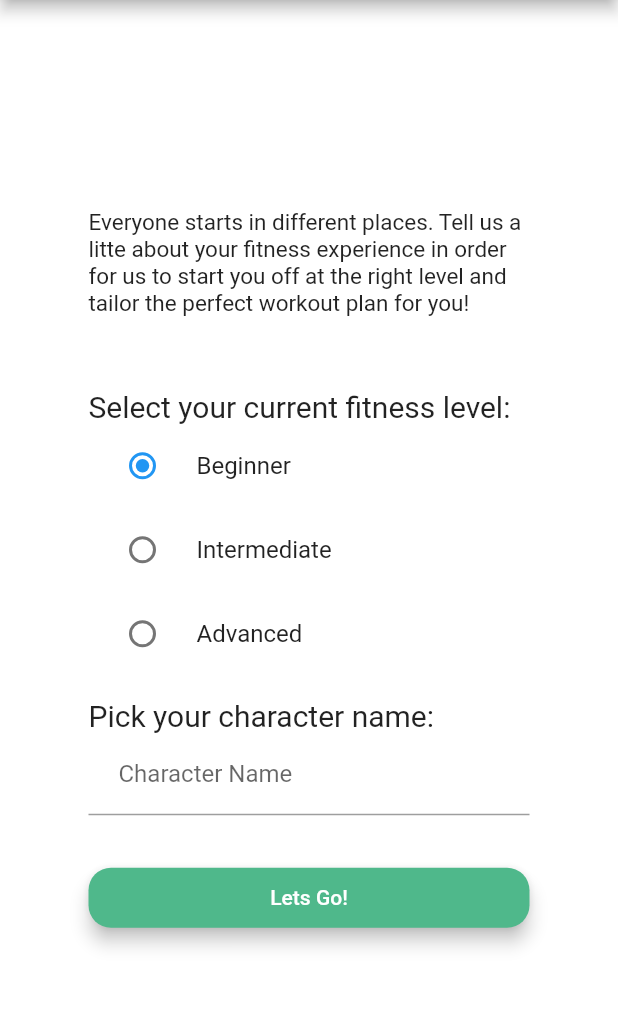
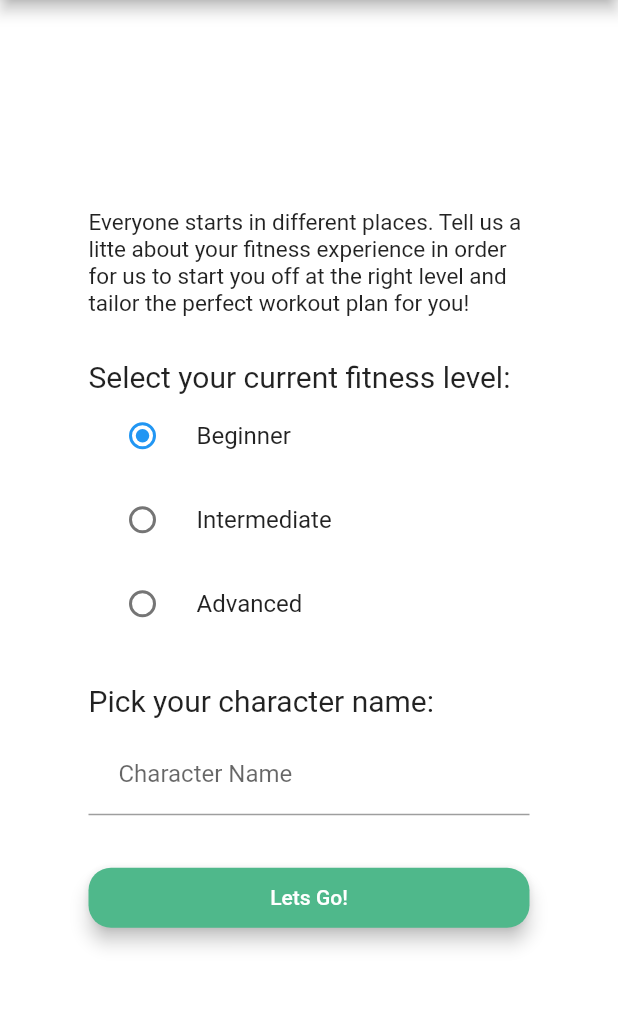
Before and after one commit to azero-as/hotg, a Flutter app: the SignupLevelPage screen opened by its route, on a phone screen of 412 x 824 dp, the part 84-1093 px from its top. Run offline on Flutter 3.47's test engine with Material 2 defaults, Android fonts, the phone set to English and light mode, and no system bars.

Commit message:
#3 adjust positioning

```diff
--- a/heroes_app/lib/signuplevel.dart
+++ b/heroes_app/lib/signuplevel.dart
@@ -117,13 +117,14 @@ class _SignupLevelPageState extends State<SignupLevelPage> {
               children: <Widget>[
                 SizedBox(height: 40.0,),
                 infoText,
-                SizedBox(height: 48.0,),
+                SizedBox(height: 28.0,),
                 selectLevelText,
                 beginner,
                 intermediate,
                 advanced,
-                SizedBox(height: 15.0,),
+                SizedBox(height: 25.0,),
                 characterNameText,
+                SizedBox(height: 10.0,),
                 characterName,
                 SizedBox(height: 15.0,),
                 letsGoButton,
```
